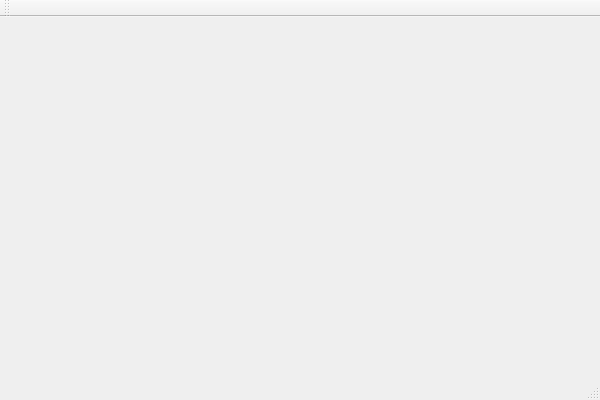
The window that mainwindow.ui (InformatiqueAtmoNA/tam) describes before a commit, drawn with Qt 5.
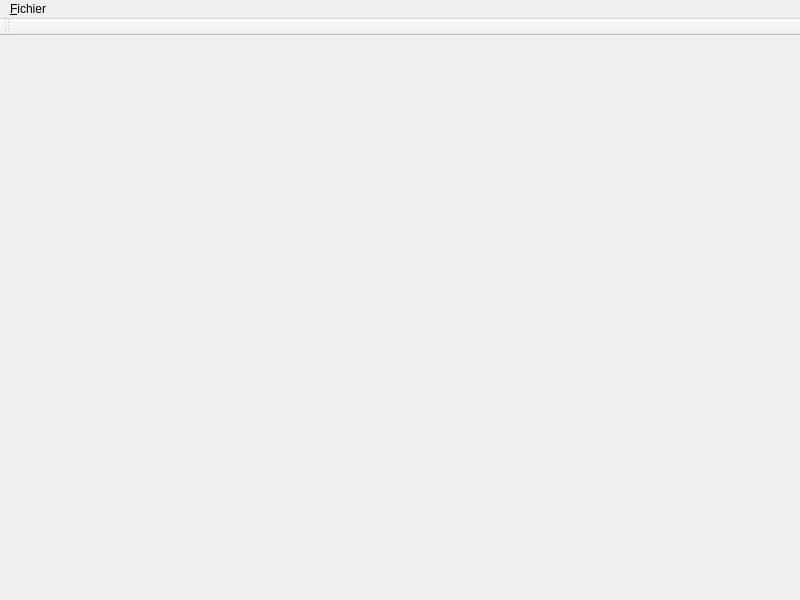
The same window after the commit.

```diff
--- a/mainwindow.ui
+++ b/mainwindow.ui
@@ -1,24 +1,62 @@
 <ui version="4.0">
  <class>MainWindow</class>
- <widget class="QMainWindow" name="MainWindow" >
-  <property name="geometry" >
+ <widget class="QMainWindow" name="MainWindow">
+  <property name="geometry">
    <rect>
     <x>0</x>
     <y>0</y>
-    <width>600</width>
-    <height>400</height>
+    <width>800</width>
+    <height>600</height>
    </rect>
   </property>
   <property name="windowTitle" >
    <string>MainWindow</string>
   </property>
-  <widget class="QMenuBar" name="menuBar" />
-  <widget class="QToolBar" name="mainToolBar" />
-  <widget class="QWidget" name="centralWidget" />
-  <widget class="QStatusBar" name="statusBar" />
+  <widget class="QWidget" name="centralWidget">
+   <widget class="QWidget" name="gridLayoutWidget">
+    <property name="geometry">
+     <rect>
+      <x>0</x>
+      <y>-10</y>
+      <width>801</width>
+      <height>571</height>
+     </rect>
+    </property>
+    <layout class="QGridLayout" name="gridLayout"/>
+   </widget>
+  </widget>
+  <widget class="QMenuBar" name="menuBar">
+   <property name="geometry">
+    <rect>
+     <x>0</x>
+     <y>0</y>
+     <width>800</width>
+     <height>23</height>
+    </rect>
+   </property>
+   <widget class="QMenu" name="menu_Fichier">
+    <property name="title">
+     <string>&amp;Fichier</string>
+    </property>
+    <addaction name="action_Fichier_Quitter"/>
+   </widget>
+   <addaction name="menu_Fichier"/>
+  </widget>
+  <widget class="QToolBar" name="mainToolBar">
+   <attribute name="toolBarArea">
+    <enum>TopToolBarArea</enum>
+   </attribute>
+   <attribute name="toolBarBreak">
+    <bool>false</bool>
+   </attribute>
+  </widget>
+  <action name="action_Fichier_Quitter">
+   <property name="text">
+    <string>&amp;Quitter</string>
+   </property>
+  </action>
  </widget>
- <layoutDefault spacing="6" margin="11" />
- <pixmapfunction></pixmapfunction>
+ <layoutdefault spacing="6" margin="11"/>
  <resources/>
  <connections/>
 </ui>
```
Left out of the diff: 22 changed lines with no effect on the pictures.
